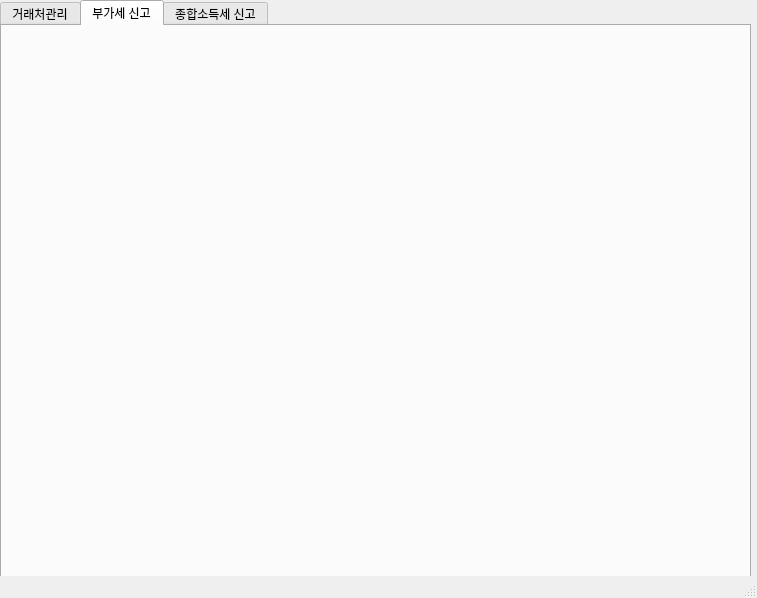
Before: the Qt Designer form main.ui in 2asyim/-, drawn with Qt 5.
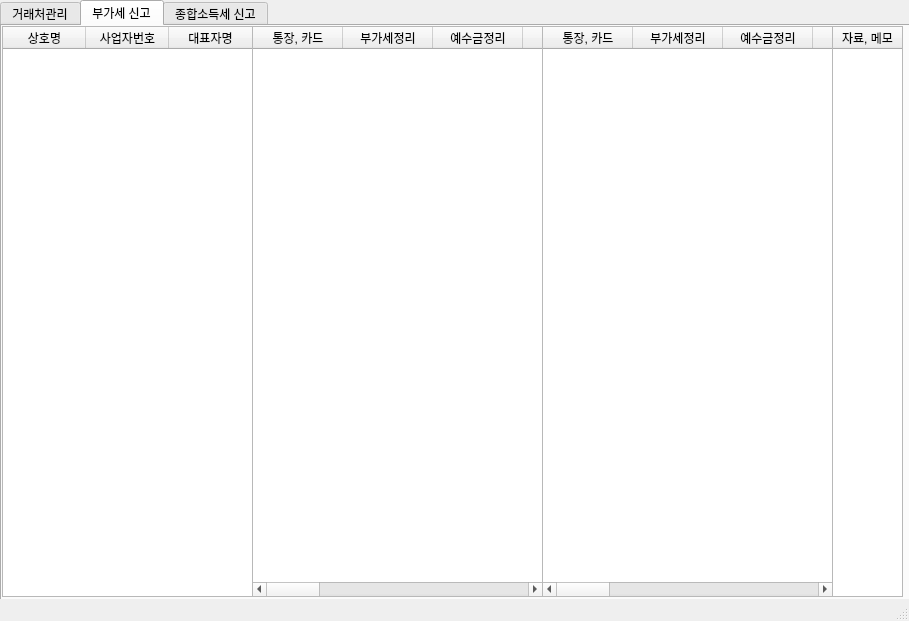
After: the same form once the commit is applied. The open tabs and pages were chosen to show the change.

The edit to the form file:
```diff
--- a/main.ui
+++ b/main.ui
@@ -6,8 +6,8 @@
    <rect>
     <x>0</x>
     <y>0</y>
-    <width>757</width>
-    <height>598</height>
+    <width>909</width>
+    <height>621</height>
    </rect>
   </property>
   <property name="windowTitle">
@@ -19,8 +19,8 @@
      <rect>
       <x>0</x>
       <y>0</y>
-      <width>751</width>
-      <height>581</height>
+      <width>911</width>
+      <height>601</height>
      </rect>
     </property>
     <property name="currentIndex">
@@ -299,6 +299,240 @@
      <attribute name="title">
       <string>부가세 신고</string>
      </attribute>
+     <widget class="QTableWidget" name="tablewidget_vat_workflow">
+      <property name="geometry">
+       <rect>
+        <x>250</x>
+        <y>0</y>
+        <width>291</width>
+        <height>571</height>
+       </rect>
+      </property>
+      <property name="alternatingRowColors">
+       <bool>true</bool>
+      </property>
+      <attribute name="horizontalHeaderDefaultSectionSize">
+       <number>90</number>
+      </attribute>
+      <column>
+       <property name="text">
+        <string>통장, 카드</string>
+       </property>
+      </column>
+      <column>
+       <property name="text">
+        <string>부가세정리</string>
+       </property>
+      </column>
+      <column>
+       <property name="text">
+        <string>예수금정리</string>
+       </property>
+      </column>
+      <column>
+       <property name="text">
+        <string>4대보험료</string>
+       </property>
+      </column>
+      <column>
+       <property name="text">
+        <string>급여전표</string>
+       </property>
+      </column>
+      <column>
+       <property name="text">
+        <string>감가상각</string>
+       </property>
+      </column>
+      <column>
+       <property name="text">
+        <string>인적공제</string>
+       </property>
+      </column>
+      <column>
+       <property name="text">
+        <string>임차료</string>
+       </property>
+      </column>
+      <column>
+       <property name="text">
+        <string>보험료</string>
+       </property>
+      </column>
+      <column>
+       <property name="text">
+        <string>사업대출내역</string>
+       </property>
+      </column>
+      <column>
+       <property name="text">
+        <string>지방세내역</string>
+       </property>
+      </column>
+      <column>
+       <property name="text">
+        <string>경조사비</string>
+       </property>
+      </column>
+      <column>
+       <property name="text">
+        <string>기부금</string>
+       </property>
+      </column>
+      <column>
+       <property name="text">
+        <string>간이영수증</string>
+       </property>
+      </column>
+      <column>
+       <property name="text">
+        <string>신고완료</string>
+       </property>
+      </column>
+     </widget>
+     <widget class="QTableWidget" name="tablewidget_vat_client_basic">
+      <property name="geometry">
+       <rect>
+        <x>0</x>
+        <y>0</y>
+        <width>251</width>
+        <height>571</height>
+       </rect>
+      </property>
+      <property name="alternatingRowColors">
+       <bool>true</bool>
+      </property>
+      <attribute name="horizontalHeaderDefaultSectionSize">
+       <number>83</number>
+      </attribute>
+      <column>
+       <property name="text">
+        <string>상호명</string>
+       </property>
+      </column>
+      <column>
+       <property name="text">
+        <string>사업자번호</string>
+       </property>
+      </column>
+      <column>
+       <property name="text">
+        <string>대표자명</string>
+       </property>
+      </column>
+     </widget>
+     <widget class="QTableWidget" name="tablewidget_vat_extra">
+      <property name="geometry">
+       <rect>
+        <x>830</x>
+        <y>0</y>
+        <width>71</width>
+        <height>571</height>
+       </rect>
+      </property>
+      <property name="alternatingRowColors">
+       <bool>true</bool>
+      </property>
+      <attribute name="horizontalHeaderDefaultSectionSize">
+       <number>69</number>
+      </attribute>
+      <column>
+       <property name="text">
+        <string>자료, 메모</string>
+       </property>
+      </column>
+     </widget>
+     <widget class="QTableWidget" name="tablewidget_vat_workflow_2">
+      <property name="geometry">
+       <rect>
+        <x>540</x>
+        <y>0</y>
+        <width>291</width>
+        <height>571</height>
+       </rect>
+      </property>
+      <property name="alternatingRowColors">
+       <bool>true</bool>
+      </property>
+      <attribute name="horizontalHeaderDefaultSectionSize">
+       <number>90</number>
+      </attribute>
+      <column>
+       <property name="text">
+        <string>통장, 카드</string>
+       </property>
+      </column>
+      <column>
+       <property name="text">
+        <string>부가세정리</string>
+       </property>
+      </column>
+      <column>
+       <property name="text">
+        <string>예수금정리</string>
+       </property>
+      </column>
+      <column>
+       <property name="text">
+        <string>4대보험료</string>
+       </property>
+      </column>
+      <column>
+       <property name="text">
+        <string>급여전표</string>
+       </property>
+      </column>
+      <column>
+       <property name="text">
+        <string>감가상각</string>
+       </property>
+      </column>
+      <column>
+       <property name="text">
+        <string>인적공제</string>
+       </property>
+      </column>
+      <column>
+       <property name="text">
+        <string>임차료</string>
+       </property>
+      </column>
+      <column>
+       <property name="text">
+        <string>보험료</string>
+       </property>
+      </column>
+      <column>
+       <property name="text">
+        <string>사업대출내역</string>
+       </property>
+      </column>
+      <column>
+       <property name="text">
+        <string>지방세내역</string>
+       </property>
+      </column>
+      <column>
+       <property name="text">
+        <string>경조사비</string>
+       </property>
+      </column>
+      <column>
+       <property name="text">
+        <string>기부금</string>
+       </property>
+      </column>
+      <column>
+       <property name="text">
+        <string>간이영수증</string>
+       </property>
+      </column>
+      <column>
+       <property name="text">
+        <string>신고완료</string>
+       </property>
+      </column>
+     </widget>
     </widget>
     <widget class="QWidget" name="tap_income_tax_report">
      <attribute name="title">
```
Left out of the diff: 444 changed lines with no effect on the pictures.
